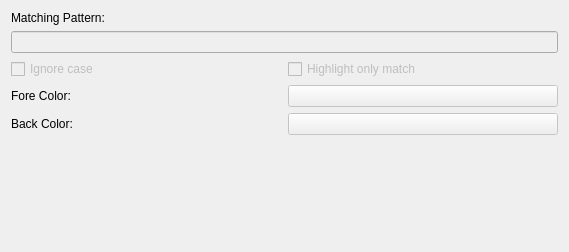
The window that src/ui/include/highlighteredit.ui (nickbnf/glogg) describes before a commit, drawn with Qt 5.
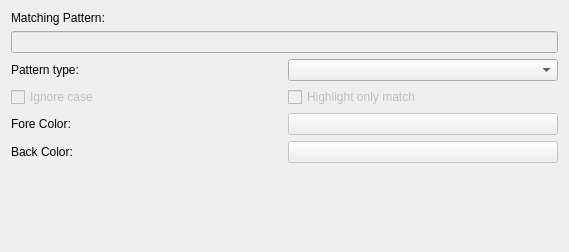
The same window after the commit.

```diff
--- a/src/ui/include/highlighteredit.ui
+++ b/src/ui/include/highlighteredit.ui
@@ -28,6 +28,20 @@
      </property>
     </widget>
    </item>
+   <item>
+    <layout class="QHBoxLayout" name="horizontalLayout_4">
+     <item>
+      <widget class="QLabel" name="label_4">
+       <property name="text">
+        <string>Pattern type:</string>
+       </property>
+      </widget>
+     </item>
+     <item>
+      <widget class="QComboBox" name="patternTypeComboBox"/>
+     </item>
+    </layout>
+   </item>
    <item>
     <layout class="QHBoxLayout" name="horizontalLayout">
      <item>
```
